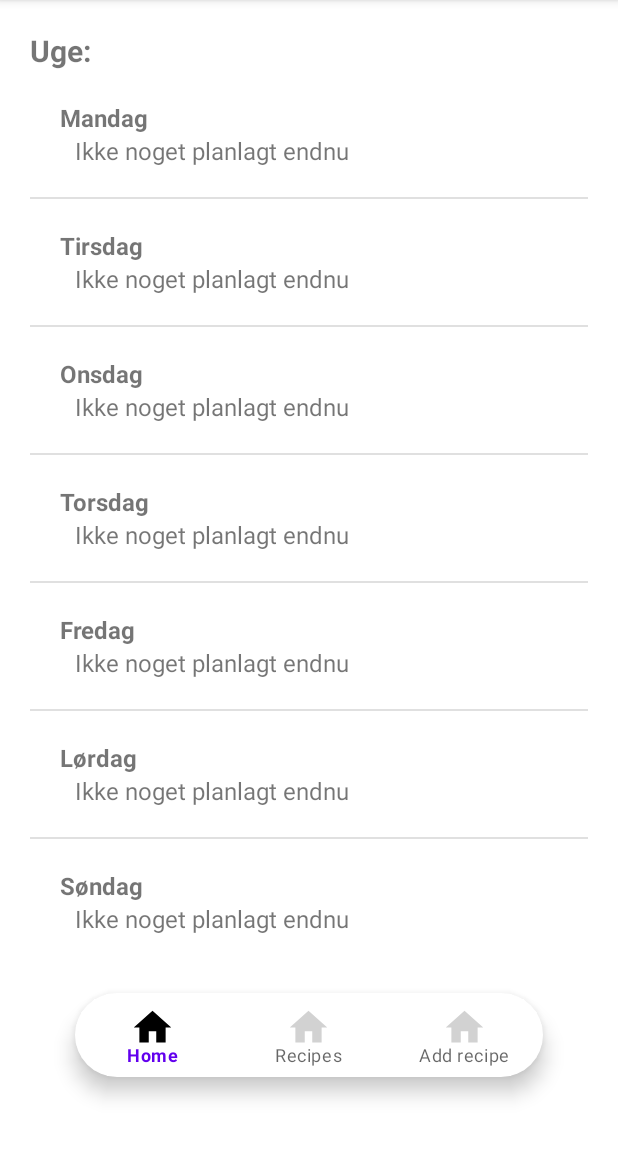
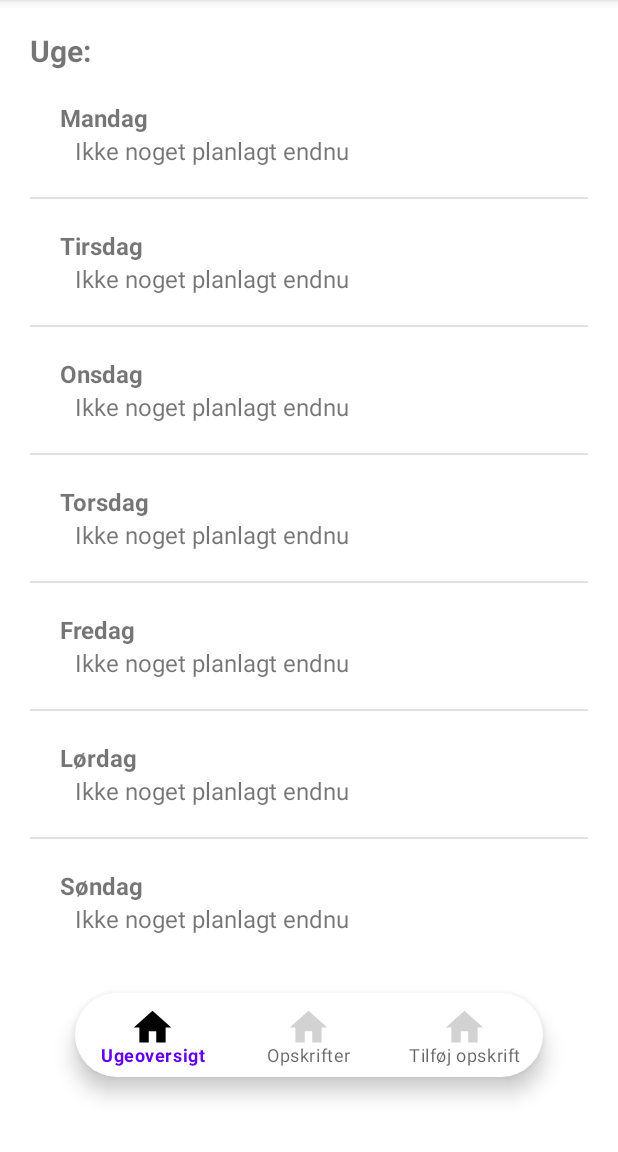
Before and after one commit to Christensenkim/FoodplanerMobile, an Android app: the WeekDetailedActivity screen opened directly, with no data from a screen before it, on a phone screen of 412 x 824 dp, the part 84-1236 px from its top. Run offline under Robolectric (Android 15) with nearby library versions, the phone set to English and light mode, and no system bars.

Commit message:
Update menu_items.xml

```diff
--- a/app/src/main/res/menu/menu_items.xml
+++ b/app/src/main/res/menu/menu_items.xml
@@ -1,15 +1,15 @@
 <?xml version="1.0" encoding="utf-8"?>
 <menu xmlns:android="http://schemas.android.com/apk/res/android">
 
-    <item android:title="Home"
+    <item android:title="Ugeoversigt"
         android:icon="@drawable/ic_home"
         android:id="@+id/home"/>
 
-    <item android:title="Recipes"
+    <item android:title="Opskrifter"
         android:icon="@drawable/ic_home"
         android:id="@+id/recipes"/>
 
-    <item android:title="Add recipe"
+    <item android:title="Tilføj opskrift"
         android:icon="@drawable/ic_home"
         android:id="@+id/addRecipe"/>
 
```
